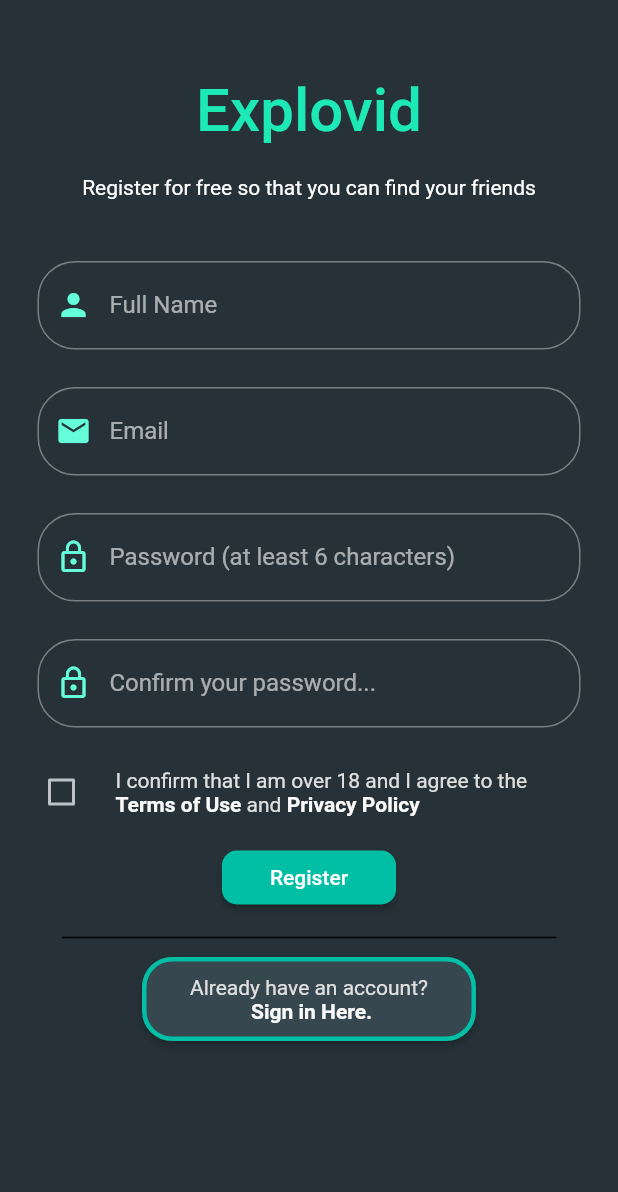
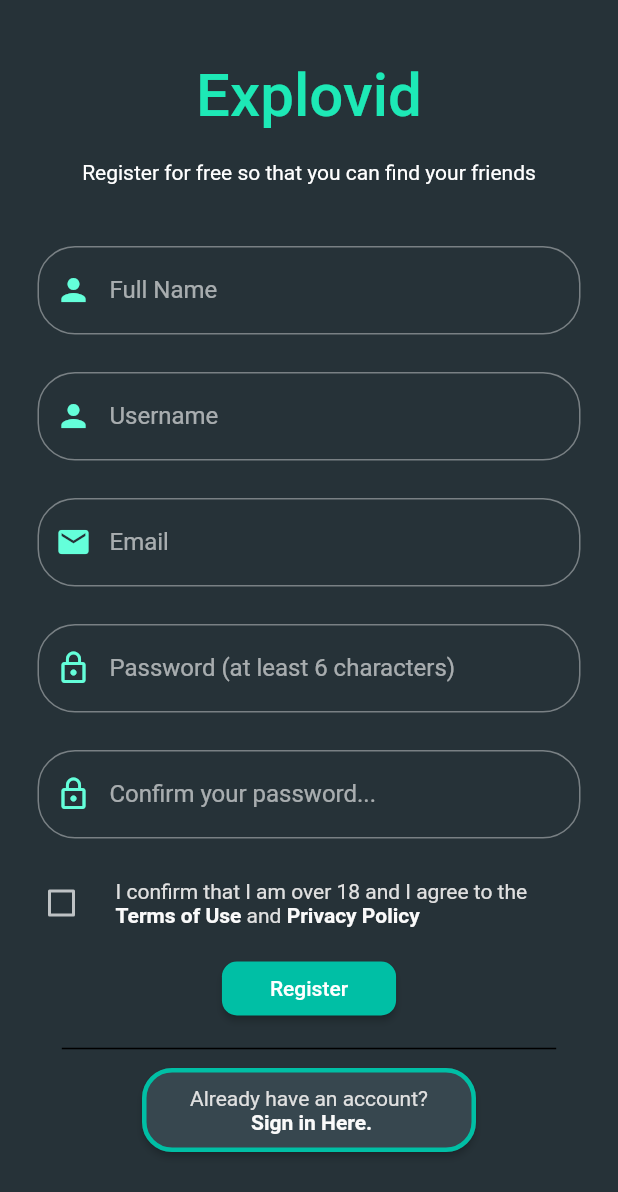
Before and after one commit to davorkomusanac/explovid, a Flutter app: the SignUpPage screen opened directly, on a phone screen of 412 x 824 dp. Shown: the top 1192 px of the screen. Run offline on Flutter 3.47's test engine with Material 2 defaults, Android fonts, the phone set to English and light mode, and no system bars; our stand-ins replace bloc, cloud_firestore, community_material_icon, firebase_auth, firebase_core, flutter_bloc and 2 more; accounts and stored records are empty; generated files the repository leaves out were written again.

Commit message:
Implemented Username, while registering user has to choose a username, if Sign In With Google, user will be taken to a separate page where he must choose username first. Username is unique, query in Firebase checking.

```diff
--- a/lib/application/auth/auth_check/auth_check_state.dart
+++ b/lib/application/auth/auth_check/auth_check_state.dart
@@ -6,4 +6,5 @@ abstract class AuthCheckState with _$AuthCheckState {
   const factory AuthCheckState.authenticated() = _Authenticated;
   const factory AuthCheckState.unauthenticated() = _Unauthenticated;
   const factory AuthCheckState.emailNotVerified() = _EmailNotVerified;
+  const factory AuthCheckState.usernameNotGiven() = _UsernameNotGiven;
 }
--- a/lib/application/auth/sign_in_form/sign_in_form_event.dart
+++ b/lib/application/auth/sign_in_form/sign_in_form_event.dart
@@ -7,6 +7,10 @@ abstract class SignInFormEvent with _$SignInFormEvent {
   const factory SignInFormEvent.passwordChanged(String password) = _PasswordChanged;
   const factory SignInFormEvent.passwordConfirmationChanged(String passwordConfirmation) = _PasswordConfirmationChanged;
   const factory SignInFormEvent.fullNameChanged(String fullName) = _FullNameChanged;
+  //Having two userName events so that the sufficient icon can be displayed
+  const factory SignInFormEvent.usernameChanged() = _UsernameChanged;
+  const factory SignInFormEvent.usernameBeingChecked(String username) = _UsernameBeingChecked;
+  const factory SignInFormEvent.registerUsernamePressed() = _RegisterUsernamePressed;
   //Registration and sign in events which can happen
   const factory SignInFormEvent.registerPressed() = _RegisterPressed;
   const factory SignInFormEvent.signInWithEmailAndPasswordPressed() = _SignInWithEmailAndPasswordPressed;
--- a/lib/application/auth/sign_in_form/sign_in_form_state.dart
+++ b/lib/application/auth/sign_in_form/sign_in_form_state.dart
@@ -11,6 +11,10 @@ abstract class SignInFormState with _$SignInFormState {
     @required bool isAuthStateChanged,
     @required bool isSubmitting,
     @required String snackBarMessageForPasswordReset,
+    @required bool isUserTypingUsername,
+    @required bool isUsernameAvailable,
+    @required String username,
+    @required String usernameErrorMessage,
   }) = _SignInFormState;
 
   factory SignInFormState.initial() => SignInFormState(
@@ -22,5 +26,9 @@ abstract class SignInFormState with _$SignInFormState {
         isAuthStateChanged: false,
         isSubmitting: false,
         snackBarMessageForPasswordReset: '',
+        isUserTypingUsername: true,
+        isUsernameAvailable: false,
+        username: '',
+        usernameErrorMessage: '',
       );
 }
--- a/lib/presentation/pages/sign_up_page/sign_up_page.dart
+++ b/lib/presentation/pages/sign_up_page/sign_up_page.dart
@@ -14,6 +14,23 @@ class SignUpPage extends StatefulWidget {
 
 class _SignUpPageState extends State<SignUpPage> {
   bool isAgreed = false;
+  final _debouncer = Debouncer(milliseconds: 500);
+
+  Widget getUsernameStatusIcon(SignInFormState state) {
+    if (state.isUserTypingUsername) {
+      return Icon(null);
+    } else {
+      return state.isUsernameAvailable
+          ? Icon(
+              Icons.check,
+              color: Colors.tealAccent,
+            )
+          : Icon(
+              Icons.clear,
+              color: Colors.red,
+            );
+    }
+  }
 
   @override
   Widget build(BuildContext context) {
@@ -43,7 +60,7 @@ class _SignUpPageState extends State<SignUpPage> {
                 Column(
                   children: [
                     Padding(
-                      padding: const EdgeInsets.only(top: 50.0, bottom: 20),
+                      padding: const EdgeInsets.only(top: 40.0, bottom: 20),
                       child: Text(
                         "Explovid",
                         style: TextStyle(
@@ -59,7 +76,6 @@ class _SignUpPageState extends State<SignUpPage> {
                       padding: const EdgeInsets.only(left: 25, right: 25, top: 25),
                       child: TextFormField(
                         decoration: const InputDecoration(
-                          focusColor: Colors.yellow,
                           prefixIcon: Icon(
                             Icons.person,
                             color: Colors.tealAccent,
@@ -74,9 +90,30 @@ class _SignUpPageState extends State<SignUpPage> {
                     Padding(
                       padding: const EdgeInsets.only(left: 25, right: 25, top: 25),
                       child: TextFormField(
+                          decoration: InputDecoration(
+                            prefixIcon: Icon(
+                              Icons.person,
+                              color: Colors.tealAccent,
+                            ),
+                            labelText: 'Username',
+                            suffixIcon: getUsernameStatusIcon(state),
+                          ),
+                          onChanged: (value) {
+                            context.read<SignInFormBloc>().add(
+                                  SignInFormEvent.usernameChanged(),
+                                );
+                            _debouncer.run(() {
+                              context.read<SignInFormBloc>().add(
+                                    SignInFormEvent.usernameBeingChecked(value),
+                                  );
+                            });
+                          }),
+                    ),
+                    Padding(
+                      padding: const EdgeInsets.only(left: 25, right: 25, top: 25),
+                      child: TextFormField(
                         autocorrect: false,
                         decoration: const InputDecoration(
-                          focusColor: Colors.yellow,
                           prefixIcon: Icon(
                             Icons.email,
                             color: Colors.tealAccent,
```
Also changed, not shown: lib/application/auth/auth_check/auth_check_bloc.dart (+8 -5 lines), lib/application/auth/sign_in_form/sign_in_form_bloc.dart (+33 -0 lines), lib/domain/auth/auth_repository.dart (+58 -7 lines), lib/presentation/pages/splash_page/splash_page.dart (+8 -1 lines), lib/presentation/pages/welcome_page/create_username_page.dart (added, +129 -0 lines), lib/application/auth/auth_check/auth_check_bloc.freezed.dart, lib/application/auth/sign_in_form/sign_in_form_bloc.freezed.dart.
